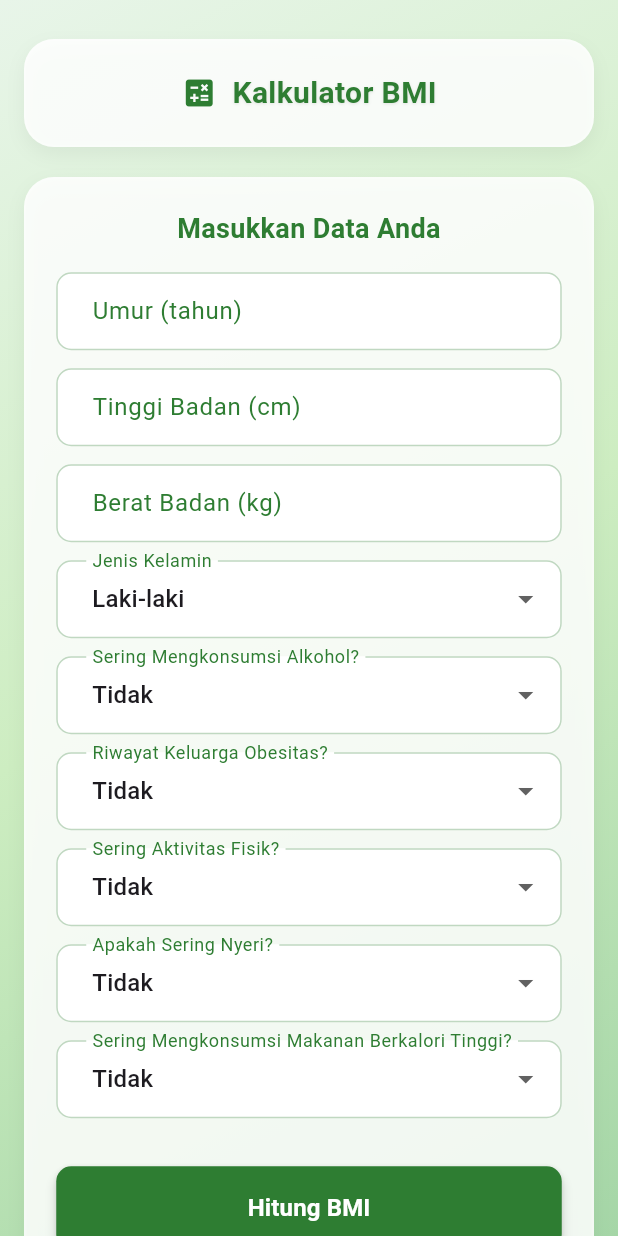
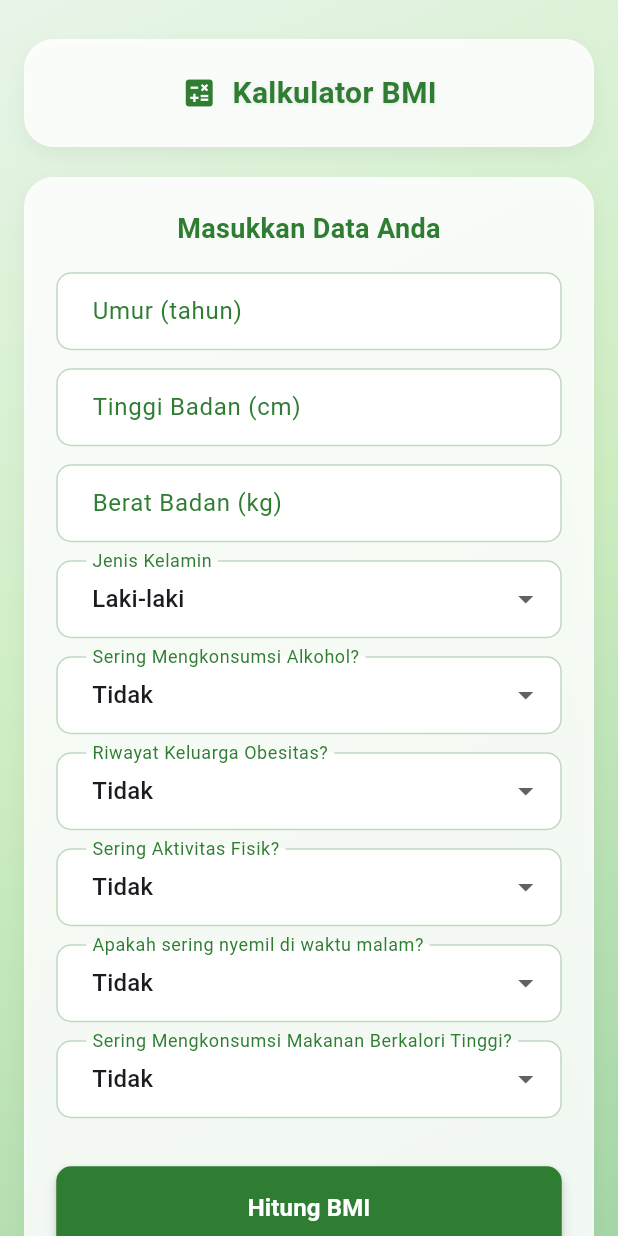
Before and after one commit to Vicky01012004/tumbal_mobile, a Flutter app: the BMICalculatorPage screen opened directly, on a phone screen of 412 x 824 dp. Run offline on Flutter 3.47's test engine with Material 3 defaults, Android fonts, the phone set to English and light mode, and no system bars; our stand-ins replace fl_chart, get, shared_preferences; accounts and stored records are empty.

Commit message:
fixed bug in kalkulator BMI

```diff
--- a/lib/page/kalkulator.dart
+++ b/lib/page/kalkulator.dart
@@ -121,6 +121,7 @@ class _BMICalculatorPageState extends State<BMICalculatorPage>
         "kategori_bmi": risk
       }),
     );
+    print(response.body);
     if (response.statusCode == 200) {
       Get.showSnackbar(const GetSnackBar(
         duration: Duration(seconds: 3),
@@ -372,7 +373,7 @@ class _BMICalculatorPageState extends State<BMICalculatorPage>
                           (val) => setState(() => physicalActivity = val!),
                         ),
                         _buildDropdown(
-                          'Apakah Sering Nyeri?',
+                          'Apakah sering nyemil di waktu malam?',
                           ['Ya', 'Tidak'],
                           painComplaint,
                           (val) => setState(() => painComplaint = val!),
--- a/lib/utils/request-url.dart
+++ b/lib/utils/request-url.dart
@@ -1 +1 @@
-const baseUrl = "http://172.20.10.2:8000/api";
+const baseUrl = "http://192.168.1.3:8000/api";
```
